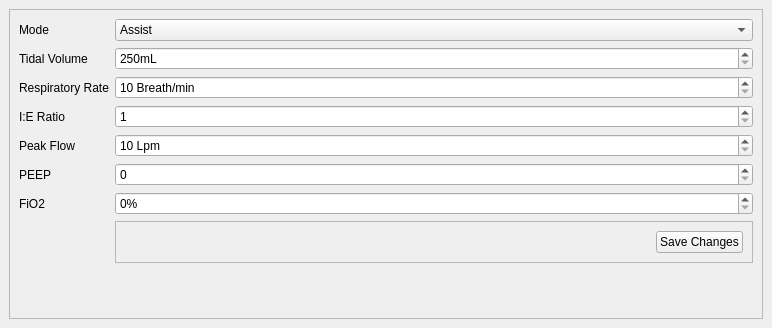
This is ui/settings.ui in eugeneoca/dec-rpi-gui as Qt 5 draws it before an edit. The edited form follows.
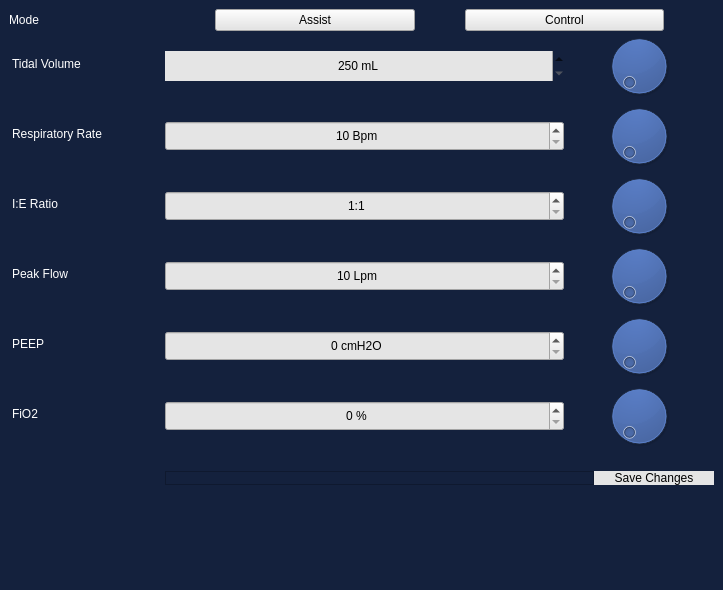
This is the edited form. Icons and pictures are not drawn.

The edit to the form file:
```diff
--- a/ui/settings.ui
+++ b/ui/settings.ui
@@ -6,34 +6,55 @@
    <rect>
     <x>0</x>
     <y>0</y>
-    <width>772</width>
-    <height>328</height>
+    <width>723</width>
+    <height>590</height>
    </rect>
   </property>
   <property name="windowTitle">
-   <string>SETTINGS</string>
+   <string>MainWindow</string>
+  </property>
+  <property name="styleSheet">
+   <string notr="true"/>
+  </property>
+  <property name="documentMode">
+   <bool>false</bool>
   </property>
   <widget class="QWidget" name="centralwidget">
-   <layout class="QHBoxLayout" name="horizontalLayout">
-    <item>
-     <widget class="QFrame" name="frame">
+   <property name="sizePolicy">
+    <sizepolicy hsizetype="Preferred" vsizetype="Preferred">
+     <horstretch>0</horstretch>
+     <verstretch>0</verstretch>
+    </sizepolicy>
+   </property>
       <property name="maximumSize">
        <size>
         <width>16777215</width>
         <height>16777215</height>
        </size>
       </property>
-      <property name="frameShape">
-       <enum>QFrame::StyledPanel</enum>
-      </property>
-      <property name="frameShadow">
-       <enum>QFrame::Raised</enum>
-      </property>
+   <property name="styleSheet">
+    <string notr="true">background-color: rgb(20, 33, 61);</string>
+   </property>
+   <layout class="QVBoxLayout" name="verticalLayout">
+    <property name="sizeConstraint">
+     <enum>QLayout::SetDefaultConstraint</enum>
+    </property>
+    <item>
       <layout class="QFormLayout" name="formLayout">
+      <property name="labelAlignment">
+       <set>Qt::AlignLeading|Qt::AlignLeft|Qt::AlignVCenter</set>
+      </property>
+      <property name="horizontalSpacing">
+       <number>60</number>
+      </property>
+      <property name="verticalSpacing">
+       <number>0</number>
+      </property>
        <item row="0" column="0">
-        <widget class="QLabel" name="label_6">
+       <widget class="QLabel" name="label">
          <property name="styleSheet">
-          <string notr="true">font: 25 14pt &quot;Segoe UI Light&quot;;</string>
+         <string notr="true">color: rgb(255, 255, 255);
+font: 75 11pt &quot;Segoe UI&quot;;</string>
          </property>
          <property name="text">
           <string>Mode</string>
@@ -41,26 +62,78 @@
         </widget>
        </item>
        <item row="0" column="1">
-        <widget class="QComboBox" name="cmb_mode">
-         <property name="styleSheet">
-          <string notr="true">font: 25 14pt &quot;Segoe UI Light&quot;;</string>
+       <layout class="QHBoxLayout" name="horizontalLayout">
+        <property name="spacing">
+         <number>50</number>
+        </property>
+        <property name="leftMargin">
+         <number>50</number>
+        </property>
+        <property name="rightMargin">
+         <number>50</number>
          </property>
          <item>
+         <widget class="QPushButton" name="btn_assist">
+          <property name="maximumSize">
+           <size>
+            <width>16777215</width>
+            <height>16777215</height>
+           </size>
+          </property>
+          <property name="styleSheet">
+           <string notr="true">color: rgb(0, 0, 0);
+background-color: rgb(229, 229, 229);</string>
+          </property>
           <property name="text">
            <string>Assist</string>
           </property>
+          <property name="icon">
+           <iconset resource="../src/images.qrc">
+            <normaloff>:/buttons/img/iconfinder_Inkcontober_United_2730360.png</normaloff>:/buttons/img/iconfinder_Inkcontober_United_2730360.png</iconset>
+          </property>
+          <property name="iconSize">
+           <size>
+            <width>32</width>
+            <height>32</height>
+           </size>
+          </property>
+          <property name="flat">
+           <bool>false</bool>
+          </property>
+         </widget>
          </item>
          <item>
+         <widget class="QPushButton" name="btn_control">
+          <property name="styleSheet">
+           <string notr="true">color: rgb(0, 0, 0);
+background-color: rgb(229, 229, 229);</string>
+          </property>
           <property name="text">
            <string>Control</string>
           </property>
-         </item>
-        </widget>
+          <property name="icon">
+           <iconset resource="../src/images.qrc">
+            <normaloff>:/buttons/img/iconfinder_intellectual-brain-intelligent-guru-sage-pundit_3790079.png</normaloff>:/buttons/img/iconfinder_intellectual-brain-intelligent-guru-sage-pundit_3790079.png</iconset>
+          </property>
+          <property name="iconSize">
+           <size>
+            <width>32</width>
+            <height>32</height>
+           </size>
+          </property>
+          <property name="flat">
+           <bool>false</bool>
+          </property>
+         </widget>
+        </item>
+       </layout>
        </item>
        <item row="1" column="0">
-        <widget class="QLabel" name="label">
+       <widget class="QLabel" name="label_2">
          <property name="styleSheet">
-          <string notr="true">font: 25 14pt &quot;Segoe UI Light&quot;;</string>
+         <string notr="true">color: rgb(255, 255, 255);
+font: 75 11pt &quot;Segoe UI&quot;;
+margin-top: 15px;</string>
          </property>
          <property name="text">
           <string>Tidal Volume</string>
@@ -68,12 +141,30 @@
         </widget>
        </item>
        <item row="1" column="1">
-        <widget class="QSpinBox" name="txt_volume">
+       <layout class="QHBoxLayout" name="horizontalLayout_2">
+        <item>
+         <widget class="QSpinBox" name="txt_tidal_volume">
+          <property name="maximumSize">
+           <size>
+            <width>16777215</width>
+            <height>30</height>
+           </size>
+          </property>
          <property name="styleSheet">
-          <string notr="true">font: 25 14pt &quot;Segoe UI Light&quot;;</string>
+           <string notr="true">background-color: rgb(229, 229, 229);
+font: 75 11pt &quot;Segoe UI&quot;;</string>
+          </property>
+          <property name="frame">
+           <bool>false</bool>
+          </property>
+          <property name="alignment">
+           <set>Qt::AlignCenter</set>
+          </property>
+          <property name="showGroupSeparator" stdset="0">
+           <bool>false</bool>
          </property>
          <property name="suffix">
-          <string>mL</string>
+           <string> mL</string>
          </property>
          <property name="minimum">
           <number>250</number>
@@ -82,11 +173,31 @@
           <number>800</number>
          </property>
         </widget>
+        </item>
+        <item>
+         <widget class="QDial" name="dial_tidal_volume">
+          <property name="maximumSize">
+           <size>
+            <width>150</width>
+            <height>70</height>
+           </size>
+          </property>
+          <property name="minimum">
+           <number>250</number>
+          </property>
+          <property name="maximum">
+           <number>800</number>
+          </property>
+         </widget>
+        </item>
+       </layout>
        </item>
        <item row="2" column="0">
-        <widget class="QLabel" name="label_7">
+       <widget class="QLabel" name="label_3">
          <property name="styleSheet">
-          <string notr="true">font: 25 14pt &quot;Segoe UI Light&quot;;</string>
+         <string notr="true">color: rgb(255, 255, 255);
+font: 75 11pt &quot;Segoe UI&quot;;
+margin-top: 15px;</string>
          </property>
          <property name="text">
           <string>Respiratory Rate</string>
@@ -94,12 +205,24 @@
         </widget>
        </item>
        <item row="2" column="1">
-        <widget class="QSpinBox" name="txt_resp_rate">
+       <layout class="QHBoxLayout" name="horizontalLayout_3">
+        <item>
+         <widget class="QSpinBox" name="txt_resprate">
+          <property name="maximumSize">
+           <size>
+            <width>16777215</width>
+            <height>30</height>
+           </size>
+          </property>
          <property name="styleSheet">
-          <string notr="true">font: 25 14pt &quot;Segoe UI Light&quot;;</string>
+           <string notr="true">background-color: rgb(229, 229, 229);
+font: 75 11pt &quot;Segoe UI&quot;;</string>
+          </property>
+          <property name="alignment">
+           <set>Qt::AlignCenter</set>
          </property>
          <property name="suffix">
-          <string> Breath/min</string>
+           <string> Bpm</string>
          </property>
          <property name="minimum">
           <number>10</number>
@@ -108,11 +231,31 @@
           <number>30</number>
          </property>
         </widget>
+        </item>
+        <item>
+         <widget class="QDial" name="dial">
+          <property name="maximumSize">
+           <size>
+            <width>150</width>
+            <height>70</height>
+           </size>
+          </property>
+          <property name="minimum">
+           <number>10</number>
+          </property>
+          <property name="maximum">
+           <number>30</number>
+          </property>
+         </widget>
+        </item>
+       </layout>
        </item>
        <item row="3" column="0">
-        <widget class="QLabel" name="label_2">
+       <widget class="QLabel" name="label_4">
          <property name="styleSheet">
-          <string notr="true">font: 25 14pt &quot;Segoe UI Light&quot;;</string>
+         <string notr="true">color: rgb(255, 255, 255);
+font: 75 11pt &quot;Segoe UI&quot;;
+margin-top: 15px;</string>
          </property>
          <property name="text">
           <string>I:E Ratio</string>
@@ -120,10 +263,28 @@
         </widget>
        </item>
        <item row="3" column="1">
+       <layout class="QHBoxLayout" name="horizontalLayout_4">
+        <item>
         <widget class="QSpinBox" name="txt_ieratio">
+          <property name="maximumSize">
+           <size>
+            <width>16777215</width>
+            <height>30</height>
+           </size>
+          </property>
          <property name="styleSheet">
-          <string notr="true">font: 25 14pt &quot;Segoe UI Light&quot;;</string>
-         </property>
+           <string notr="true">background-color: rgb(229, 229, 229);
+font: 75 11pt &quot;Segoe UI&quot;;</string>
+          </property>
+          <property name="alignment">
+           <set>Qt::AlignCenter</set>
+          </property>
+          <property name="suffix">
+           <string/>
+          </property>
+          <property name="prefix">
+           <string>1:</string>
+          </property>
          <property name="minimum">
           <number>1</number>
          </property>
@@ -131,11 +292,31 @@
           <number>3</number>
          </property>
         </widget>
+        </item>
+        <item>
+         <widget class="QDial" name="dial_2">
+          <property name="maximumSize">
+           <size>
+            <width>150</width>
+            <height>70</height>
+           </size>
+          </property>
+          <property name="minimum">
+           <number>1</number>
+          </property>
+          <property name="maximum">
+           <number>3</number>
+          </property>
+         </widget>
+        </item>
+       </layout>
        </item>
        <item row="4" column="0">
-        <widget class="QLabel" name="label_3">
+       <widget class="QLabel" name="label_5">
          <property name="styleSheet">
-          <string notr="true">font: 25 14pt &quot;Segoe UI Light&quot;;</string>
+         <string notr="true">color: rgb(255, 255, 255);
+font: 75 11pt &quot;Segoe UI&quot;;
+margin-top: 15px;</string>
          </property>
          <property name="text">
           <string>Peak Flow</string>
@@ -143,9 +324,21 @@
         </widget>
        </item>
        <item row="4" column="1">
-        <widget class="QSpinBox" name="txt_flow">
+       <layout class="QHBoxLayout" name="horizontalLayout_5">
+        <item>
+         <widget class="QSpinBox" name="txt_peakflow">
+          <property name="maximumSize">
+           <size>
+            <width>16777215</width>
+            <height>30</height>
+           </size>
+          </property>
          <property name="styleSheet">
-          <string notr="true">font: 25 14pt &quot;Segoe UI Light&quot;;</string>
+           <string notr="true">background-color: rgb(229, 229, 229);
+font: 75 11pt &quot;Segoe UI&quot;;</string>
+          </property>
+          <property name="alignment">
+           <set>Qt::AlignCenter</set>
          </property>
          <property name="suffix">
           <string> Lpm</string>
@@ -158,10 +351,30 @@
          </property>
         </widget>
        </item>
+        <item>
+         <widget class="QDial" name="dial_3">
+          <property name="maximumSize">
+           <size>
+            <width>150</width>
+            <height>70</height>
+           </size>
+          </property>
+          <property name="minimum">
+           <number>10</number>
+          </property>
+          <property name="maximum">
+           <number>50</number>
+          </property>
+         </widget>
+        </item>
+       </layout>
+      </item>
        <item row="5" column="0">
-        <widget class="QLabel" name="label_4">
+       <widget class="QLabel" name="label_6">
          <property name="styleSheet">
-          <string notr="true">font: 25 14pt &quot;Segoe UI Light&quot;;</string>
+         <string notr="true">color: rgb(255, 255, 255);
+font: 75 11pt &quot;Segoe UI&quot;;
+margin-top: 15px;</string>
          </property>
          <property name="text">
           <string>PEEP</string>
@@ -169,19 +382,51 @@
         </widget>
        </item>
        <item row="5" column="1">
+       <layout class="QHBoxLayout" name="horizontalLayout_6">
+        <item>
         <widget class="QSpinBox" name="txt_peep">
+          <property name="maximumSize">
+           <size>
+            <width>16777215</width>
+            <height>30</height>
+           </size>
+          </property>
          <property name="styleSheet">
-          <string notr="true">font: 25 14pt &quot;Segoe UI Light&quot;;</string>
-         </property>
+           <string notr="true">background-color: rgb(229, 229, 229);
+font: 75 11pt &quot;Segoe UI&quot;;</string>
+          </property>
+          <property name="alignment">
+           <set>Qt::AlignCenter</set>
+          </property>
+          <property name="suffix">
+           <string> cmH2O</string>
+          </property>
          <property name="maximum">
           <number>10</number>
          </property>
         </widget>
+        </item>
+        <item>
+         <widget class="QDial" name="dial_4">
+          <property name="maximumSize">
+           <size>
+            <width>150</width>
+            <height>70</height>
+           </size>
+          </property>
+          <property name="maximum">
+           <number>10</number>
+          </property>
+         </widget>
+        </item>
+       </layout>
        </item>
        <item row="6" column="0">
-        <widget class="QLabel" name="label_5">
+       <widget class="QLabel" name="label_7">
          <property name="styleSheet">
-          <string notr="true">font: 25 14pt &quot;Segoe UI Light&quot;;</string>
+         <string notr="true">color: rgb(255, 255, 255);
+font: 75 11pt &quot;Segoe UI&quot;;
+margin-top: 15px;</string>
          </property>
          <property name="text">
           <string>FiO2</string>
@@ -189,52 +434,103 @@
         </widget>
        </item>
        <item row="6" column="1">
+       <layout class="QHBoxLayout" name="horizontalLayout_7">
+        <item>
         <widget class="QSpinBox" name="txt_fio2">
+          <property name="maximumSize">
+           <size>
+            <width>16777215</width>
+            <height>30</height>
+           </size>
+          </property>
          <property name="styleSheet">
-          <string notr="true">font: 25 14pt &quot;Segoe UI Light&quot;;</string>
+           <string notr="true">background-color: rgb(229, 229, 229);
+font: 75 11pt &quot;Segoe UI&quot;;</string>
+          </property>
+          <property name="alignment">
+           <set>Qt::AlignCenter</set>
          </property>
          <property name="suffix">
-          <string>%</string>
+           <string> %</string>
          </property>
          <property name="maximum">
           <number>100</number>
          </property>
         </widget>
+        </item>
+        <item>
+         <widget class="QDial" name="dial_5">
+          <property name="maximumSize">
+           <size>
+            <width>150</width>
+            <height>70</height>
+           </size>
+          </property>
+          <property name="maximum">
+           <number>100</number>
+          </property>
+         </widget>
+        </item>
+       </layout>
        </item>
        <item row="7" column="1">
-        <widget class="QFrame" name="frame_2">
+       <layout class="QHBoxLayout" name="horizontalLayout_8">
+        <property name="topMargin">
+         <number>20</number>
+        </property>
+        <item>
+         <widget class="QFrame" name="frame">
+          <property name="maximumSize">
+           <size>
+            <width>16777215</width>
+            <height>16777215</height>
+           </size>
+          </property>
          <property name="frameShape">
           <enum>QFrame::StyledPanel</enum>
          </property>
          <property name="frameShadow">
           <enum>QFrame::Raised</enum>
          </property>
-         <layout class="QHBoxLayout" name="horizontalLayout_2">
-          <item>
-           <spacer name="horizontalSpacer">
-            <property name="orientation">
-             <enum>Qt::Horizontal</enum>
-            </property>
-            <property name="sizeHint" stdset="0">
-             <size>
-              <width>490</width>
-              <height>20</height>
-             </size>
-            </property>
-           </spacer>
+         </widget>
           </item>
           <item>
-           <widget class="QPushButton" name="btn_save_changes">
+         <widget class="QPushButton" name="btn_save">
+          <property name="maximumSize">
+           <size>
+            <width>120</width>
+            <height>40</height>
+           </size>
+          </property>
+          <property name="autoFillBackground">
+           <bool>false</bool>
+          </property>
+          <property name="styleSheet">
+           <string notr="true">color: rgb(0, 0, 0);
+background-color: rgb(229, 229, 229);
+border-radius: 10px;</string>
+          </property>
             <property name="text">
              <string>Save Changes</string>
             </property>
+          <property name="icon">
+           <iconset resource="../src/images.qrc">
+            <normaloff>:/buttons/img/iconfinder_sign-check_299110.png</normaloff>:/buttons/img/iconfinder_sign-check_299110.png</iconset>
+          </property>
+          <property name="iconSize">
+           <size>
+            <width>32</width>
+            <height>32</height>
+           </size>
+          </property>
+          <property name="flat">
+           <bool>true</bool>
+          </property>
            </widget>
           </item>
          </layout>
-        </widget>
-       </item>
-      </layout>
-     </widget>
+      </item>
+     </layout>
     </item>
    </layout>
   </widget>
```
Left out of the diff: 199 changed lines with no effect on the pictures. Lines whose indentation alone changed are shown as unchanged.
